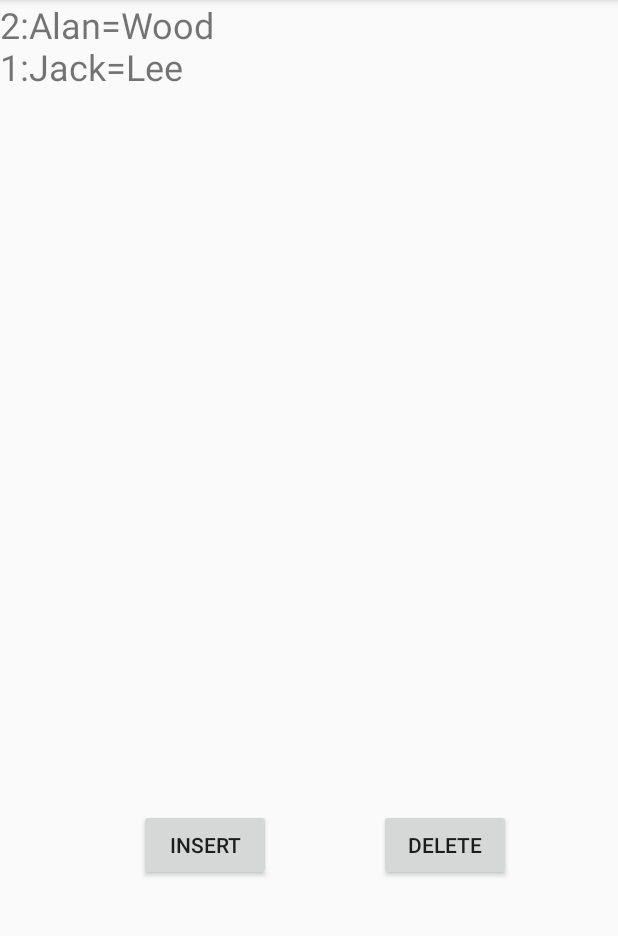
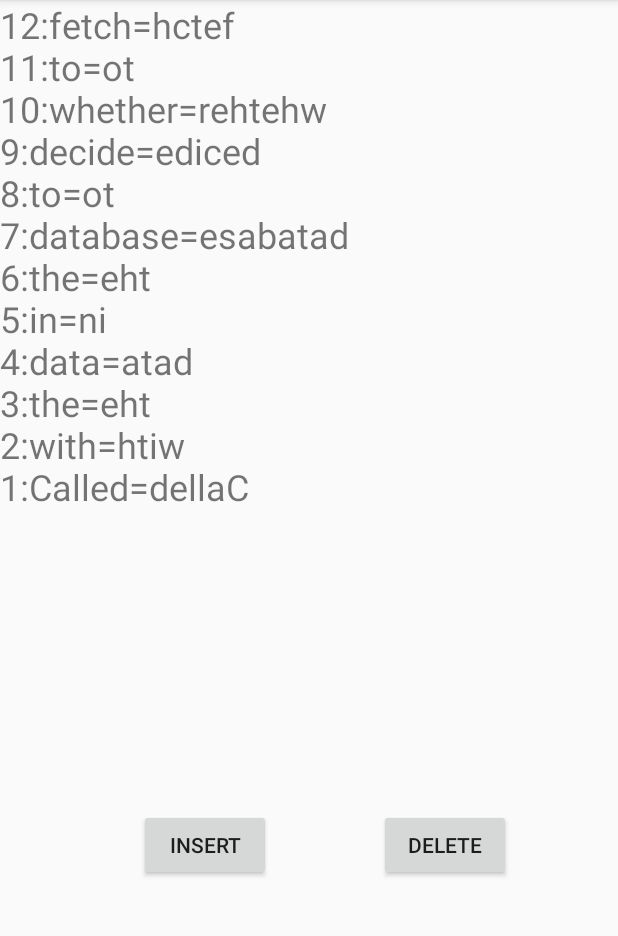
Before and after one commit to zhifengle/blog, an Android app: the screen it shows after launch (MainActivity), after a tap on "INSERT", on a phone screen of 412 x 824 dp, the part 84-1020 px from its top. Run offline under Robolectric (Android 15) with nearby library versions, the phone set to English and light mode, and no system bars; our stand-ins replace Room's generated code.

Commit message:
update(android): word list

```diff
--- a/demos/test-android/RoomBasic/app/src/main/java/com/example/roombasic/MainActivity.java
+++ b/demos/test-android/RoomBasic/app/src/main/java/com/example/roombasic/MainActivity.java
@@ -10,7 +10,9 @@ import androidx.lifecycle.Observer;
 import androidx.lifecycle.ViewModel;
 import androidx.lifecycle.ViewModelProvider;
 import androidx.room.Room;
+import androidx.room.util.StringUtil;
 
+import java.util.ArrayList;
 import java.util.List;
 
 public class MainActivity extends AppCompatActivity {
@@ -41,13 +43,29 @@ public class MainActivity extends AppCompatActivity {
         findViewById(R.id.buttonInsert).setOnClickListener(new View.OnClickListener() {
             @Override
             public void onClick(View view) {
-                User user1 = new User();
-                user1.firstName = "Jack";
-                user1.lastName = "Lee";
-                User user2 = new User();
-                user2.firstName = "Alan";
-                user2.lastName = "Wood";
-                userViewModel.insertUsers(user1, user2);
+                String[] words = {
+                        "Called",
+                        "with",
+                        "the",
+                        "data",
+                        "in",
+                        "the",
+                        "database",
+                        "to",
+                        "decide",
+                        "whether",
+                        "to",
+                        "fetch"
+
+                };
+                List<User> users = new ArrayList<>();
+                for (String w: words) {
+                    User user1 = new User();
+                    user1.firstName = w;
+                    user1.lastName = new StringBuilder(w).reverse().toString();
+                    users.add(user1);
+                }
+                userViewModel.insertUsers(users.toArray(new User[0]));
             }
         });
         findViewById(R.id.buttonDelete).setOnClickListener(new View.OnClickListener() {
```
